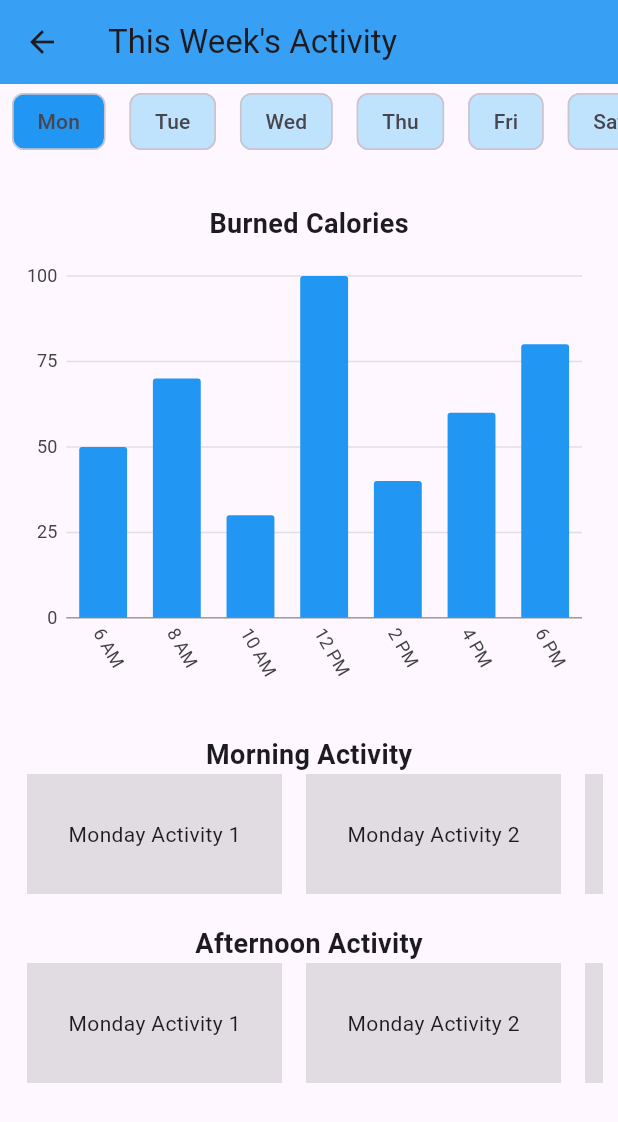
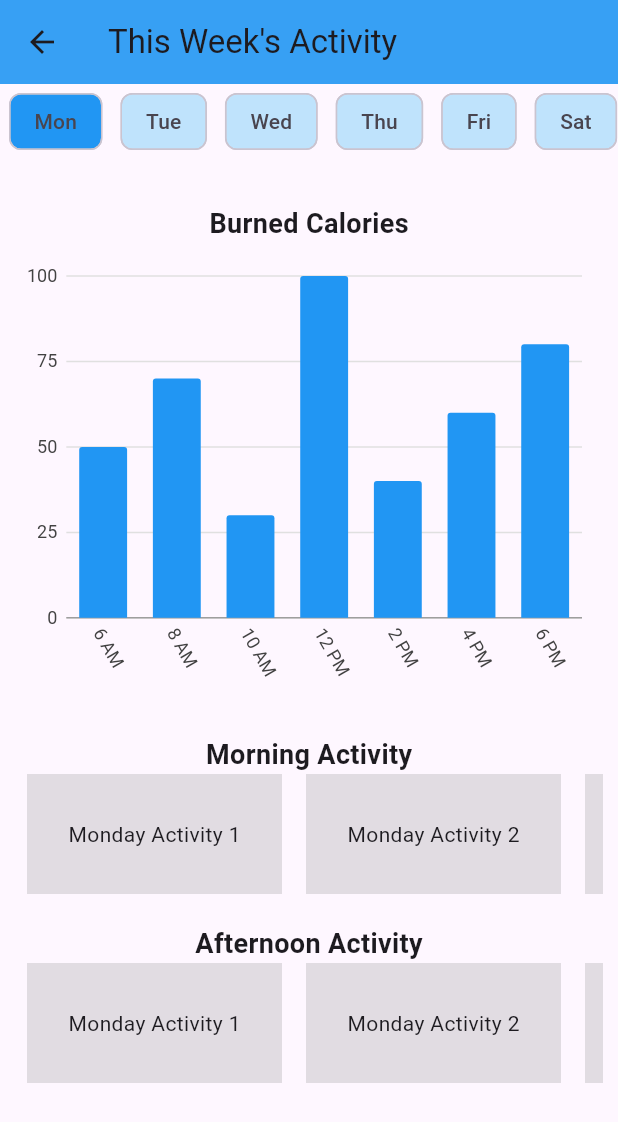
Before and after one commit to JERODIACUNA/FE, a Flutter app: the ActivityScreen screen opened directly, on a phone screen of 412 x 824 dp. Shown: the top 1122 px of the screen. Run offline on Flutter 3.47's test engine with Material 3 defaults, Android fonts, the phone set to English and light mode, and no system bars; our stand-ins replace charts_flutter, video_player.

Commit message:
changing padding horizontal to 6

```diff
--- a/fitnessapp/lib/activity.dart
+++ b/fitnessapp/lib/activity.dart
@@ -82,7 +82,7 @@ class _ActivityScreenState extends State<ActivityScreen> {
                   'Sun'
                 ])
                   Padding(
-                    padding: const EdgeInsets.symmetric(horizontal: 8.0),
+                    padding: const EdgeInsets.symmetric(horizontal: 6.0),
                     child: GestureDetector(
                       onTap: () {
                         setState(() {
@@ -158,7 +158,7 @@ class _ActivityScreenState extends State<ActivityScreen> {
                   ),
                 ),
                 const SizedBox(height: 20),
-                Text(
+                const Text(
                   'Afternoon Activity',
                   style: TextStyle(
                     fontWeight: FontWeight.bold,
```
